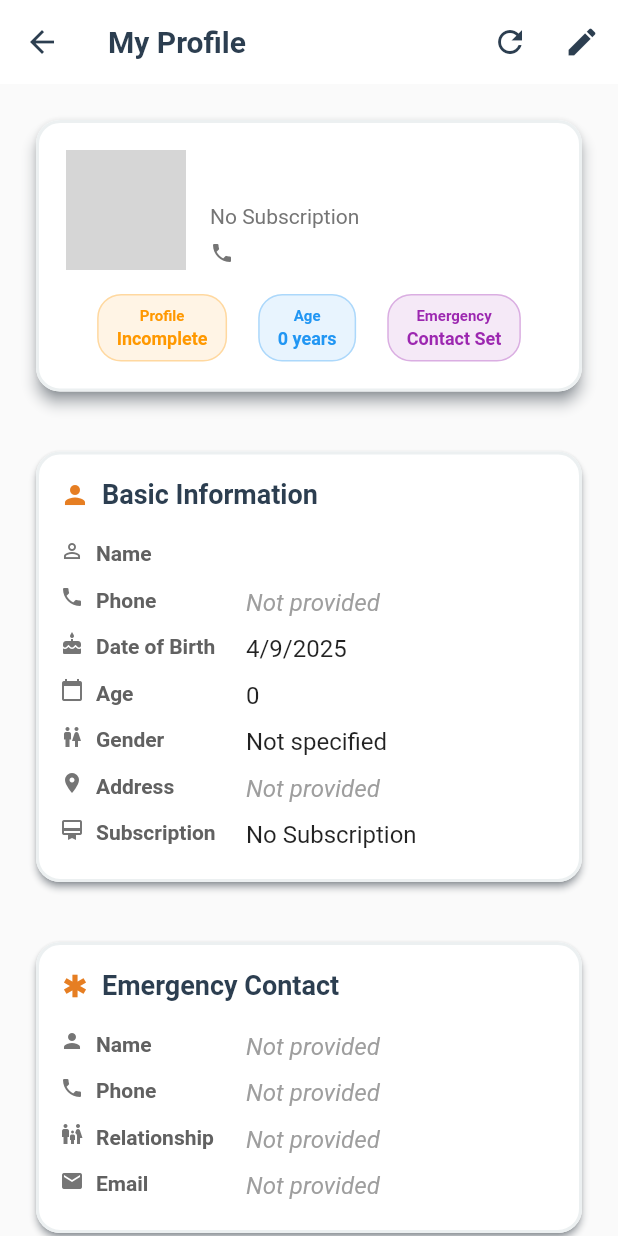
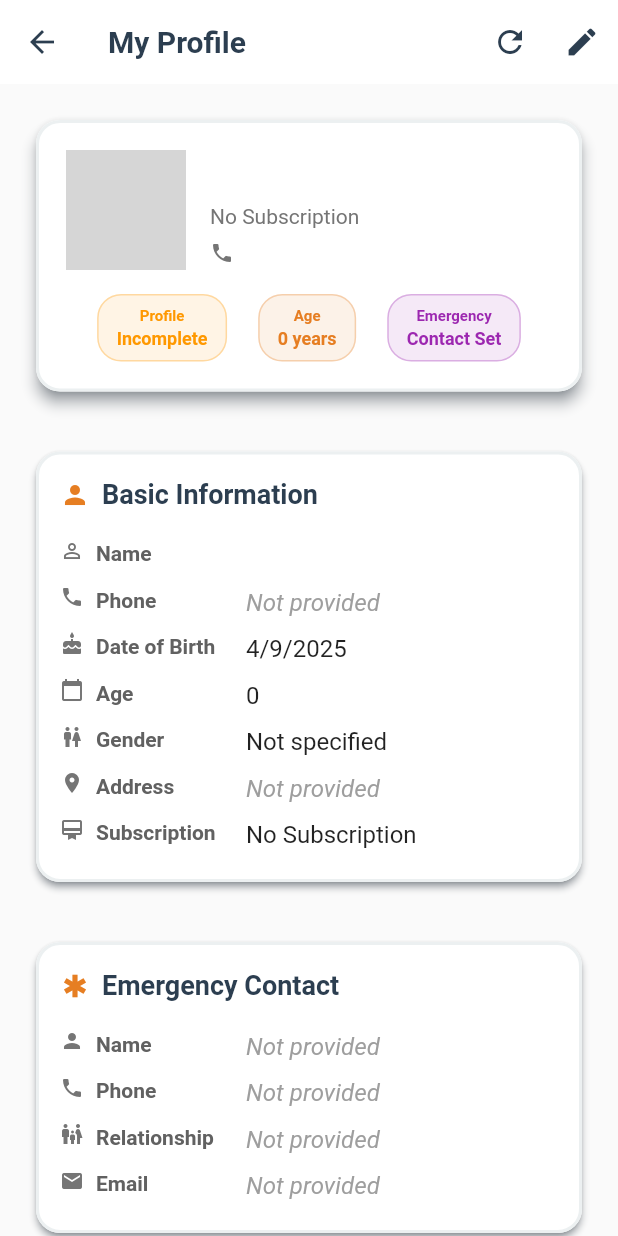
Before and after one commit to sirius54817/Svasthya-app, a Flutter app: the UserProfilePage screen opened directly, on a phone screen of 412 x 824 dp. Run offline on Flutter 3.47's test engine with Material 3 defaults, Android fonts, the phone set to English and light mode, and no system bars; our stand-ins replace cached_network_image, chewie, supabase_flutter, video_player; accounts and stored records are empty; network calls fail; Roboto replaces fonts that are missing (DM Sans); grey boxes are pictures that could not be loaded.

Commit message:
fixed logout button and Overriding Your Theme fixed too

```diff
--- a/lib/models/prescription.dart
+++ b/lib/models/prescription.dart
@@ -101,7 +101,7 @@ class Prescription {
       case 'active':
         return const Color(0xFF4CAF50); // Green
       case 'completed':
-        return const Color(0xFF2196F3); // Blue
+        return const Color(0xFFE67E22); // Orange - Primary theme color
       case 'cancelled':
         return const Color(0xFFF44336); // Red
       default:
--- a/lib/models/prescription_exercise.dart
+++ b/lib/models/prescription_exercise.dart
@@ -77,7 +77,7 @@ class PrescriptionExercise {
     } else if (lowerFreq.contains('twice') || lowerFreq.contains('2')) {
       return Colors.amber;
     } else {
-      return Colors.blue;
+      return const Color(0xFFE67E22); // Orange - Primary theme color
     }
   }
 
@@ -164,7 +164,7 @@ class Exercise {
     if (targetMuscles.isNotEmpty) {
       final muscle = targetMuscles.first.toLowerCase();
       if (muscle.contains('chest')) return Colors.red;
-      if (muscle.contains('back')) return Colors.blue;
+      if (muscle.contains('back')) return const Color(0xFFE67E22); // Orange - Primary theme color
       if (muscle.contains('arm') || muscle.contains('bicep') || muscle.contains('tricep')) return Colors.orange;
       if (muscle.contains('leg') || muscle.contains('quad') || muscle.contains('hamstring')) return Colors.green;
       if (muscle.contains('core') || muscle.contains('abs')) return Colors.purple;
--- a/lib/models/prescription_medication.dart
+++ b/lib/models/prescription_medication.dart
@@ -155,11 +155,11 @@ class PrescriptionMedication {
       return Colors.green;
     }
 
-    // As needed - variable frequency (blue)
+    // As needed - variable frequency (orange)
     if (lowerFreq.contains('as needed') ||
         lowerFreq.contains('prn') ||
         lowerFreq.contains('when required')) {
-      return Colors.blue;
+      return const Color(0xFFE67E22); // Orange - Primary theme color
     }
 
     // Default color
--- a/lib/pages/user_profile_page.dart
+++ b/lib/pages/user_profile_page.dart
@@ -518,7 +518,7 @@ class _UserProfilePageState extends State<UserProfilePage> {
                   _userProfile!.isProfileComplete ? Colors.green : Colors.orange,
                 ),
                 if (_userProfile!.age != null)
-                  _buildStatusChip('Age', '${_userProfile!.age} years', Colors.blue),
+                  _buildStatusChip('Age', '${_userProfile!.age} years', Theme.of(context).colorScheme.primary),
                 if (_userProfile!.emergencyContact != null)
                   _buildStatusChip('Emergency', 'Contact Set', Colors.purple),
               ],
```
Also changed, not shown: lib/main.dart (+4 -3 lines).
